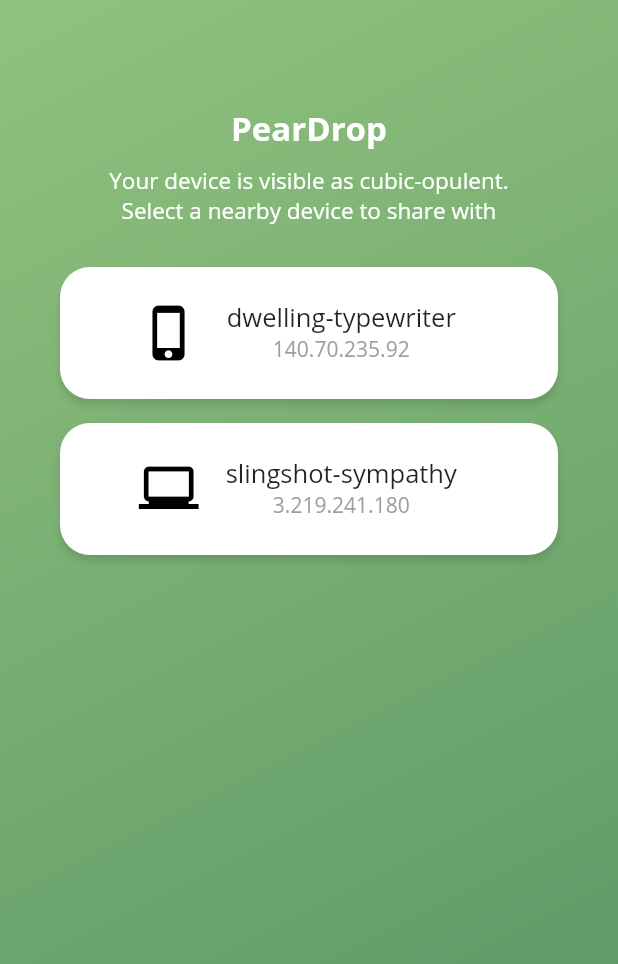
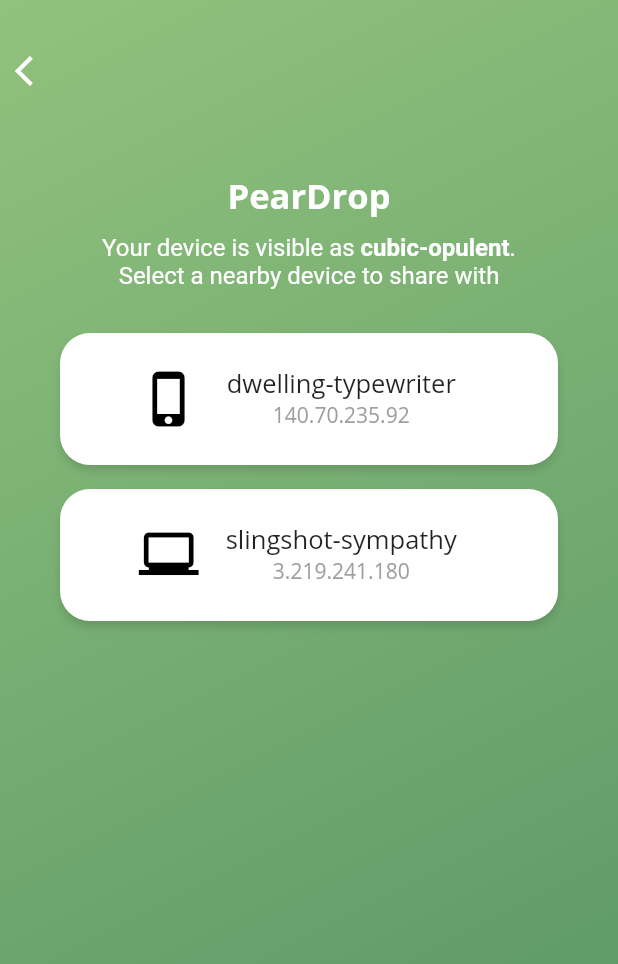
Before and after one commit to GoldinGuy/PearDrop, a Flutter app: the HomePage screen opened by its route, after a tap on "Select a file", on a phone screen of 412 x 824 dp. Shown: the top 964 px of the screen. Run offline on Flutter 3.47's test engine with Material 2 defaults, Android fonts, the phone set to English and light mode, and no system bars; drawn by our look-alikes of sliding_up_panel; our stand-ins replace device_info, file_picker, flutter_staggered_animations, url_launcher_web; missing offline and left inert: file_chooser, shared_preferences_web, window_size.

Commit message:
formatting improvements

```diff
--- a/peardrop_flutter/lib/src/home.dart
+++ b/peardrop_flutter/lib/src/home.dart
@@ -1,5 +1,3 @@
-// this is the main page of the app (the first you see) and will show nearby devices that (when clicked on) will allow you to select file(s) to share
-
 import 'dart:io';
 
 import 'package:flutter/material.dart';
@@ -22,8 +20,7 @@ enum PearPanel { sharing, receiving, accepting, done }
 class _HomePageState extends State<HomePage> {
   List<Device> devices = [];
   InternetAddress deviceId = new InternetAddress('190.160.225.16');
-  bool pearPanelOpen = false;
-  bool fileSelected = false;
+  bool pearPanelOpen = false, fileSelected = false;
   SharingService share;
   PanelController _pc = new PanelController();
   PearPanel pearPanel = PearPanel.accepting;
@@ -37,6 +34,34 @@ class _HomePageState extends State<HomePage> {
     // dummy data
     devices.add(Device(Icons.phone_iphone, InternetAddress('140.70.235.92')));
     devices.add(Device(Icons.laptop_windows, InternetAddress('3.219.241.180')));
+  }
+
+// resets the app back to the main screen
+  void reset() {
+    setState(() {
+      fileSelected = false;
+    });
+    setPearPanel(false, PearPanel.accepting);
+  }
+
+// sets whether there is currently a file selected or not
+  void setFileSelected(bool selected) {
+    setState(() {
+      fileSelected = selected;
+    });
+  }
+
+// sets panel appearence and opens and closes it based on boolean
+  void setPearPanel(bool value, PearPanel panel) {
+    setState(() {
+      pearPanelOpen = value;
+      pearPanel = panel;
+    });
+    if (pearPanelOpen) {
+      _pc.open();
+    } else if (!pearPanelOpen) {
+      _pc.close();
+    }
   }
 
   // main build function
@@ -60,41 +85,18 @@ class _HomePageState extends State<HomePage> {
     );
   }
 
-  void reset() {
-    _pc.close();
-    setState(() {
-      fileSelected = false;
-      pearPanelOpen = false;
-      pearPanel = PearPanel.accepting;
-    });
-  }
-
-  void setFileSelected(bool selected) {
-    setState(() {
-      fileSelected = selected;
-    });
-  }
-
-  void setPearPanel(bool value, PearPanel panel) {
-    setState(() {
-      pearPanelOpen = value;
-      pearPanel = panel;
-    });
-    if (pearPanelOpen) {
-      _pc.open();
-    } else if (!pearPanelOpen) {
-      _pc.close();
-    }
-  }
-
 // returns main app body
   Widget _getBody() {
     if (fileSelected) {
       double _panelHeightOpen;
       if (pearPanel != PearPanel.receiving && pearPanel != PearPanel.sharing) {
-        _panelHeightOpen = MediaQuery.of(context).size.height * 0.35;
+        setState(() {
+          _panelHeightOpen = MediaQuery.of(context).size.height * 0.35;
+        });
       } else {
-        _panelHeightOpen = MediaQuery.of(context).size.height * 0.25;
+        setState(() {
+          _panelHeightOpen = MediaQuery.of(context).size.height * 0.25;
+        });
       }
       return Stack(
         alignment: Alignment.topCenter,
@@ -105,11 +107,11 @@ class _HomePageState extends State<HomePage> {
             minHeight: 0.0,
             defaultPanelState: PanelState.CLOSED,
             backdropEnabled: true,
-            // renderPanelSheet: false,
             backdropOpacity: 0.2,
             isDraggable: false,
             body: DeviceSelectBody(
                 devices: devices,
+                reset: reset,
                 fileShare: share.handleFileShare,
                 deviceName: WordList().ipToWords(deviceId).toString(),
                 setPanel: setPearPanel),
@@ -124,7 +126,6 @@ class _HomePageState extends State<HomePage> {
             borderRadius: BorderRadius.only(
                 topLeft: Radius.circular(18.0),
                 topRight: Radius.circular(18.0)),
-            // onPanelSlide: (doublse pos) => setState(() {}),
           ),
         ],
       );
--- a/peardrop_flutter/lib/src/utilities/sharing_service.dart
+++ b/peardrop_flutter/lib/src/utilities/sharing_service.dart
@@ -6,6 +6,8 @@ import 'package:flutter/services.dart';
 import 'package:file_picker/file_picker.dart';
 import 'package:path_provider/path_provider.dart';
 import 'package:peardrop/src/home.dart';
+
+typedef void FileSelectedCallback(bool value);
 
 class SharingService {
   String _path, fileName, _extension;
@@ -17,8 +19,8 @@ class SharingService {
 
   // handleFileSend(fileName, filePath, mime, ip) {}
 
-  void handleFileSelect() {
-    openFileExplorer();
+  void handleFileSelect(FileSelectedCallback setFileSelected) {
+    openFileExplorer(setFileSelected);
   }
 
   // handles what happens after file is selected and device chosen
@@ -40,7 +42,7 @@ class SharingService {
   }
 
   // allows user to upload files
-  void openFileExplorer() async {
+  void openFileExplorer(FileSelectedCallback setFileSelected) async {
     _controller.addListener(() => _extension = _controller.text);
     String initialDirectory;
     if (Platform.isMacOS || Platform.isWindows) {
@@ -79,11 +81,14 @@ class SharingService {
         ? _path.split('/').last
         : _paths != null ? _paths.keys.toString() : '...';
     // });
-    await Future.delayed(const Duration(milliseconds: 600), () {
-      if ('$fileName' != null) {
-        fileSelected = true;
-        // _pc.open();
-      }
-    });
+
+    fileSelected = true;
+    setFileSelected(true);
+    // await Future.delayed(const Duration(milliseconds: 600), () {
+    //   if ('$fileName' != null) {
+
+    //     // _pc.open();
+    //   }
+    // });
   }
 }
--- a/peardrop_flutter/lib/src/widgets/device_select_body.dart
+++ b/peardrop_flutter/lib/src/widgets/device_select_body.dart
@@ -1,3 +1,4 @@
+import 'dart:io';
 import 'dart:math';
 
 import 'package:flutter/material.dart';
@@ -6,16 +7,24 @@ import 'package:flutter/cupertino.dart';
 import 'package:flutter_staggered_animations/flutter_staggered_animations.dart';
 import 'package:peardrop/src/home.dart';
 import 'package:peardrop/src/utilities/nearby_device.dart';
+import 'package:peardrop/src/widgets/sliding_panel.dart';
 
 typedef void DeviceSelectCallback(int index);
 typedef void SetPanelCallback(bool panelOpen, PearPanel panel);
+typedef void ResetCallBack();
 
 class DeviceSelectBody extends StatelessWidget {
   DeviceSelectBody(
-      {this.devices, this.fileShare, this.setPanel, this.deviceName});
+      {this.devices,
+      this.fileShare,
+      // this.fileName,
+      this.setPanel,
+      this.deviceName,
+      this.reset});
 
   final List<Device> devices;
   final DeviceSelectCallback fileShare;
+  final ResetCallBack reset;
   final SetPanelCallback setPanel;
   final String deviceName;
 
@@ -32,8 +41,11 @@ class DeviceSelectBody extends StatelessWidget {
         ),
       );
     } else {
-      var topHeight = 30.0;
-      topHeight = max((120 ~/ devices.length), 30).toDouble();
+      var topHeight = 20.0, deviceHeight = 0.0;
+      topHeight = max((70 ~/ devices.length), 20).toDouble();
+      if (Platform.isAndroid || Platform.isIOS) {
+        deviceHeight = 25;
+      }
       return Container(
         decoration: BoxDecoration(
           gradient: LinearGradient(
@@ -47,6 +59,39 @@ class DeviceSelectBody extends StatelessWidget {
         ),
         child: Column(children: [
           SizedBox(
+            height: deviceHeight,
+          ),
+          Row(
+            children: [
+              Align(
+                alignment: Alignment.topLeft,
+                child: Padding(
+                  padding: EdgeInsets.all(10),
+                  child: InkWell(
+                    onTap: () {
+                      reset();
+                    },
+                    child: Icon(
+                      Icons.arrow_back_ios,
+                      color: Colors.white,
+                      size: 24,
+                    ),
+                  ),
+                ),
+              ),
+              // Align(
+              //   alignment: Alignment.topRight,
+              //   child: Padding(
+              //     padding: EdgeInsets.all(10),
+              //     child: Text(
+              //       fileName,
+              //       style: TextStyle(color: Colors.white),
+              //     ),
+              //   ),
+              // ),
+            ],
+          ),
+          SizedBox(
             height: topHeight,
           ),
           Center(
@@ -59,18 +104,34 @@ class DeviceSelectBody extends StatelessWidget {
                   Text('PearDrop',
                       style: TextStyle(
                           fontWeight: FontWeight.w700,
-                          fontSize: 22,
+                          fontSize: 23,
                           color: Colors.white)),
                   Padding(
                     padding: EdgeInsets.fromLTRB(30, 10, 30, 10),
-                    child: Text(
-                      'Your device is visible as ' +
-                          deviceName +
-                          '. \nSelect a nearby device to share with',
+                    child: RichText(
+                      text: TextSpan(
+                          text: 'Your device is visible as ',
                           style: TextStyle(
-                          fontWeight: FontWeight.w400,
-                          fontSize: 15,
-                          color: Colors.white),
+                            fontSize: 16,
+                            color: Colors.white,
+                          ),
+                          children: <TextSpan>[
+                            TextSpan(
+                              text: deviceName,
+                              style: TextStyle(
+                                fontSize: 16,
+                                color: Colors.white,
+                                fontWeight: FontWeight.bold,
+                              ),
+                            ),
+                            TextSpan(
+                              text: '. \nSelect a nearby device to share with',
+                              style: TextStyle(
+                                fontSize: 16,
+                                color: Colors.white,
+                              ),
+                            ),
+                          ]),
                       textAlign: TextAlign.center,
                     ),
                   )
@@ -78,8 +139,9 @@ class DeviceSelectBody extends StatelessWidget {
               ),
             ),
           ),
-          ListView.builder(
-            shrinkWrap: true,
+          Expanded(
+            child: ListView.builder(
+              // shrinkWrap: true,
               itemCount: devices.length,
               itemBuilder: (context, i) {
                 return AnimationConfiguration.staggeredList(
@@ -133,9 +195,13 @@ class DeviceSelectBody extends StatelessWidget {
                                             ),
                                           ),
                                           Text(
-                                          devices[i].getIP().address.toString(),
+                                            devices[i]
+                                                .getIP()
+                                                .address
+                                                .toString(),
                                             style: TextStyle(
-                                              fontSize: 14, color: Colors.grey),
+                                                fontSize: 14,
+                                                color: Colors.grey),
                                           ),
                                         ],
                                       ),
@@ -148,6 +214,7 @@ class DeviceSelectBody extends StatelessWidget {
                 );
               },
             ),
+          ),
         ]),
       );
     }
--- a/peardrop_flutter/lib/src/widgets/file_select_body.dart
+++ b/peardrop_flutter/lib/src/widgets/file_select_body.dart
@@ -2,7 +2,7 @@ import 'package:flutter/cupertino.dart';
 import 'package:flutter/material.dart';
 import 'package:peardrop/src/home.dart';
 
-typedef void FileSelectCallback();
+typedef void FileSelectCallback(FileSelectedCallback file);
 typedef void FileSelectedCallback(bool value);
 
 class FileSelectBody extends StatelessWidget {
@@ -18,25 +18,42 @@ class FileSelectBody extends StatelessWidget {
         mainAxisAlignment: MainAxisAlignment.center,
         children: [
           Padding(
-            padding: EdgeInsets.fromLTRB(15, 10, 15, 10),
+            padding: EdgeInsets.fromLTRB(15, 10, 15, 15),
             child: Image.asset('assets/images/share.gif'),
           ),
           // Image(image: new AssetImage("assets/images/share.gif")),
           Text(
             'Share With PearDrop',
             style: TextStyle(
-                fontWeight: FontWeight.bold, color: Colors.white, fontSize: 18),
+                fontWeight: FontWeight.bold, color: Colors.white, fontSize: 23),
           ),
           Padding(
-            padding: EdgeInsets.fromLTRB(35, 10, 35, 10),
-            child: Text(
-              'Your device is visible as ' +
-                  deviceName +
-                  '. Click below to start sharing, or begin from another nearby device',
-              style: TextStyle(
-                color: Colors.white,
-                fontSize: 13,
-              ),
+            padding: EdgeInsets.fromLTRB(35, 15, 35, 10),
+            child: RichText(
+              text: TextSpan(
+                  text: 'Your device is visible as ',
+                  style: TextStyle(
+                    fontSize: 16,
+                    color: Colors.white,
+                  ),
+                  children: <TextSpan>[
+                    TextSpan(
+                      text: deviceName,
+                      style: TextStyle(
+                        fontSize: 16,
+                        color: Colors.white,
+                        fontWeight: FontWeight.bold,
+                      ),
+                    ),
+                    TextSpan(
+                      text:
+                          '. \nClick below to start sharing, or begin from another nearby device',
+                      style: TextStyle(
+                        fontSize: 16,
+                        color: Colors.white,
+                      ),
+                    ),
+                  ]),
               textAlign: TextAlign.center,
             ),
           ),
@@ -45,12 +62,11 @@ class FileSelectBody extends StatelessWidget {
             child: InkWell(
               borderRadius: BorderRadius.circular(20),
               onTap: () {
-                setFileSelected(true);
-                fileSelect();
+                fileSelect(setFileSelected);
               },
               child: Container(
-                width: 175,
-                height: 40,
+                width: 185,
+                height: 45,
                 decoration: BoxDecoration(
                   gradient: LinearGradient(
                     colors: [
@@ -74,7 +90,7 @@ class FileSelectBody extends StatelessWidget {
                     'Select a file',
                     style: TextStyle(
                       color: Colors.white,
-                      fontSize: 17,
+                      fontSize: 18,
                       fontWeight: FontWeight.w700,
                     ),
                   ),
```
Also changed, not shown: 5 other files. Lines whose indentation alone changed are shown as unchanged.
